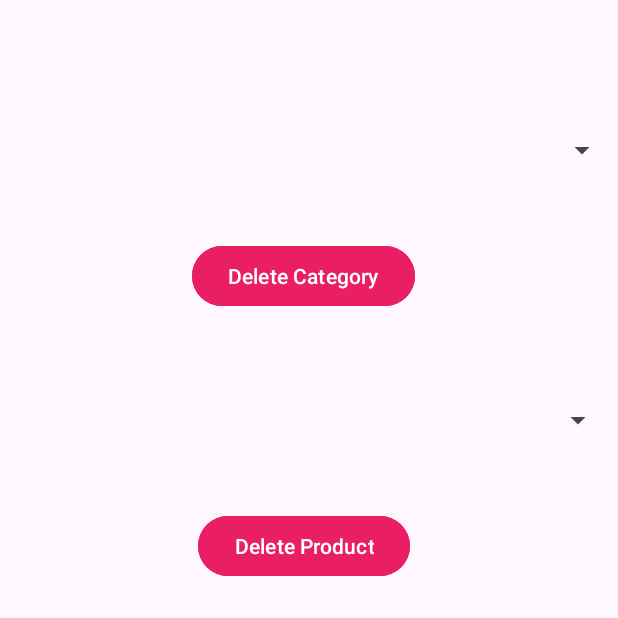
After one commit to ExproVic/ECommerce, an Android app: the DeleteElementsActivity screen opened directly, with no data from a screen before it, on a phone screen of 412 x 824 dp, the top half of it. The commit adds this screen. Run offline under Robolectric (Android 15) with nearby library versions, the phone set to English and light mode, and no system bars; our stand-ins replace Firebase (no records; nobody signed in at launch, a user with empty details on screens opened directly).

Commit message:
add delete categories and products

```diff
--- a/app/src/main/AndroidManifest.xml
+++ b/app/src/main/AndroidManifest.xml
@@ -16,7 +16,7 @@
             android:name=".Category.AddNewCategoryActivity"
             android:exported="false" />
         <activity
-            android:name=".Category.DeleteCategoryActivity"
+            android:name=".Category.DeleteElementsActivity"
             android:exported="false" />
         <activity
             android:name=".Category.ShowCategoryActivity"
--- a/app/src/main/java/com/example/ecommerce/AdminPanelActivity.java
+++ b/app/src/main/java/com/example/ecommerce/AdminPanelActivity.java
@@ -7,7 +7,7 @@ import android.view.View;
 import androidx.appcompat.app.AppCompatActivity;
 
 import com.example.ecommerce.Category.AddNewCategoryActivity;
-import com.example.ecommerce.Category.DeleteCategoryActivity;
+import com.example.ecommerce.Category.DeleteElementsActivity;
 import com.example.ecommerce.Category.ShowCategoryActivity;
 
 public class AdminPanelActivity extends AppCompatActivity {
@@ -27,7 +27,7 @@ public class AdminPanelActivity extends AppCompatActivity {
     }
 
     public void deleteCategory(View view) {
-        startActivity(new Intent(AdminPanelActivity.this, DeleteCategoryActivity.class));
+        startActivity(new Intent(AdminPanelActivity.this, DeleteElementsActivity.class));
     }
     public void addCategory(View view) {
         startActivity(new Intent(AdminPanelActivity.this,AddNewCategoryActivity.class));
--- /dev/null
+++ b/app/src/main/java/com/example/ecommerce/Category/DeleteElementsActivity.java
@@ -0,0 +1,254 @@
+package com.example.ecommerce.Category;
+
+import android.app.AlertDialog;
+import android.app.ProgressDialog;
+import android.content.DialogInterface;
+import android.os.Bundle;
+import android.text.TextUtils;
+import android.view.View;
+import android.widget.AdapterView;
+import android.widget.ArrayAdapter;
+import android.widget.Button;
+import android.widget.Spinner;
+import android.widget.Toast;
+
+import androidx.annotation.NonNull;
+import androidx.appcompat.app.AppCompatActivity;
+
+import com.example.ecommerce.R;
+import com.google.android.gms.tasks.OnCompleteListener;
+import com.google.android.gms.tasks.Task;
+import com.google.firebase.database.DataSnapshot;
+import com.google.firebase.database.DatabaseError;
+import com.google.firebase.database.DatabaseReference;
+import com.google.firebase.database.FirebaseDatabase;
+import com.google.firebase.database.ValueEventListener;
+
+import java.util.ArrayList;
+import java.util.List;
+
+public class DeleteElementsActivity extends AppCompatActivity {
+
+    private Spinner spinnerCategory;
+    private Spinner spinnerProducts;
+    private Button buttonCategory;
+    private Button buttonProducts;
+    private DatabaseReference selectedCategoryRef;
+    private ArrayAdapter<String> categoryAdapter;
+    private ArrayAdapter<String> productAdapter;
+    private DatabaseReference categoriesDatabaseRef;
+
+    private List<String> categories;
+    private List<String> products;
+
+    private DatabaseReference categoriesRef;
+    private DatabaseReference productsRef;  // Вибачте за пропуск
+
+    private ProgressDialog loadingBar;
+
+    @Override
+    protected void onCreate(Bundle savedInstanceState) {
+        super.onCreate(savedInstanceState);
+        setContentView(R.layout.activity_delete_elements);
+
+        // Ініціалізація всіх змінних
+
+        spinnerCategory = findViewById(R.id.spinnerCategory);
+        spinnerProducts = findViewById(R.id.spinnerProducts);
+        buttonCategory = findViewById(R.id.buttonCategory);
+        buttonProducts = findViewById(R.id.buttonProducts);
+
+        // Отримайте посилання на "categories" в базі даних
+        categoriesRef = FirebaseDatabase.getInstance().getReference().child("categories");
+
+        // Ініціалізуйте Spinner для категорій
+        initCategorySpinner();
+
+        // Ініціалізація списку категорій та продуктів
+        categories = new ArrayList<>();
+        products = new ArrayList<>();
+
+        // Ініціалізація адаптерів
+        categoryAdapter = new ArrayAdapter<>(this, android.R.layout.simple_spinner_item, categories);
+        categoryAdapter.setDropDownViewResource(android.R.layout.simple_spinner_dropdown_item);
+        spinnerCategory.setAdapter(categoryAdapter);
+
+        productAdapter = new ArrayAdapter<>(this, android.R.layout.simple_spinner_item, products);
+        productAdapter.setDropDownViewResource(android.R.layout.simple_spinner_dropdown_item);
+        spinnerProducts.setAdapter(productAdapter);
+
+        // Додавання слухача подій для кнопок
+        buttonCategory.setOnClickListener(new View.OnClickListener() {
+            @Override
+            public void onClick(View view) {
+                deleteCategory();
+            }
+        });
+
+        buttonProducts.setOnClickListener(new View.OnClickListener() {
+            @Override
+            public void onClick(View view) {
+                deleteProduct();
+            }
+        });
+    }
+
+    private void initCategorySpinner() {
+        // Додаємо слухача подій для отримання списку категорій
+        categoriesRef.addValueEventListener(new ValueEventListener() {
+            @Override
+            public void onDataChange(@NonNull DataSnapshot dataSnapshot) {
+                // Очистіть попередні дані перед оновленням
+                categories.clear();
+
+                // Ітеруємося по всіх дочірніх вузлах (категоріях)
+                for (DataSnapshot categorySnapshot : dataSnapshot.getChildren()) {
+                    String categoryName = categorySnapshot.getKey();
+                    categories.add(categoryName);
+                }
+
+                // Оновіть адаптер та покажіть обрану категорію
+                categoryAdapter.notifyDataSetChanged();
+                if (categories.size() > 0) {
+                    spinnerCategory.setSelection(0);
+                }
+                spinnerCategory.setOnItemSelectedListener(new AdapterView.OnItemSelectedListener() {
+                    @Override
+                    public void onItemSelected(AdapterView<?> parentView, View selectedItemView, int position, long id) {
+                        // При кожній зміні вибору категорії оновлюйте список продуктів
+                        String selectedCategory = spinnerCategory.getSelectedItem().toString();
+                        updateProductList(selectedCategory);
+                    }
+
+                    @Override
+                    public void onNothingSelected(AdapterView<?> parentView) {
+                        // Нічого не робимо, якщо нічого не вибрано
+                    }
+                });
+            }
+
+            @Override
+            public void onCancelled(@NonNull DatabaseError databaseError) {
+                // Обробляйте помилки, якщо потрібно
+            }
+        });
+    }
+    private void updateProductList(String selectedCategory) {
+        selectedCategoryRef = categoriesRef.child(selectedCategory).child("Products");
+
+        selectedCategoryRef.addValueEventListener(new ValueEventListener() {
+            @Override
+            public void onDataChange(@NonNull DataSnapshot dataSnapshot) {
+                // Очистіть попередні дані перед оновленням
+                products.clear();
+
+                // Ітеруємося по всіх дочірніх вузлах (продуктах)
+                for (DataSnapshot productSnapshot : dataSnapshot.getChildren()) {
+                    String productName = productSnapshot.getKey();
+                    products.add(productName);
+                }
+
+                // Оновіть адаптер та покажіть обраний продукт
+                productAdapter.notifyDataSetChanged();
+                if (products.size() > 0) {
+                    spinnerProducts.setSelection(0);
+                }
+            }
+
+            @Override
+            public void onCancelled(@NonNull DatabaseError databaseError) {
+                // Обробляйте помилки, якщо потрібно
+            }
+        });
+    }
+
+    public void deleteCategory() {
+        // Отримайте обрану категорію
+        Object selectedCategoryObject = spinnerCategory.getSelectedItem();
+
+        // Перевірка, чи вибрана категорія
+        if (selectedCategoryObject == null || TextUtils.isEmpty(selectedCategoryObject.toString())) {
+            Toast.makeText(DeleteElementsActivity.this, "Виберіть категорію для видалення", Toast.LENGTH_SHORT).show();
+            return;
+        }
+
+        final String selectedCategory = selectedCategoryObject.toString();
+
+        // Підтвердження видалення
+        new AlertDialog.Builder(DeleteElementsActivity.this)
+                .setTitle("Видалення категорії")
+                .setMessage("Ви впевнені, що хочете видалити категорію \"" + selectedCategory + "\"?")
+                .setPositiveButton("Так", new DialogInterface.OnClickListener() {
+                    @Override
+                    public void onClick(DialogInterface dialog, int which) {
+                        // Викликається при позитивному відповіді
+                        performCategoryDeletion(selectedCategory);
+                    }
+                })
+                .setNegativeButton("Ні", null)
+                .show();
+    }
+    private void performCategoryDeletion(final String selectedCategory) {
+        // Отримайте посилання на "categories" в базі даних
+        DatabaseReference categoriesRef = FirebaseDatabase.getInstance().getReference().child("categories");
+
+        // Видаліть категорію з бази даних
+        categoriesRef.child(selectedCategory).removeValue().addOnCompleteListener(new OnCompleteListener<Void>() {
+            @Override
+            public void onComplete(@NonNull Task<Void> task) {
+                if (task.isSuccessful()) {
+                    // Видаліть категорію зі списку
+                    categories.remove(selectedCategory);
+                    // Оновіть адаптер
+                    categoryAdapter.notifyDataSetChanged();
+                    Toast.makeText(DeleteElementsActivity.this, "Категорію \"" + selectedCategory + "\" видалено", Toast.LENGTH_SHORT).show();
+                } else {
+                    // Обробіть помилку видалення з бази даних
+                    Toast.makeText(DeleteElementsActivity.this, "Error: " + task.getException().getMessage(), Toast.LENGTH_SHORT).show();
+                }
+            }
+        });
+    }
+
+    public void deleteProduct() {
+        // Отримайте обраний продукт
+        Object selectedProductObject = spinnerProducts.getSelectedItem();
+
+        // Перевірка, чи вибрано продукт
+        if (selectedProductObject == null) {
+            Toast.makeText(DeleteElementsActivity.this, "Виберіть продукт для видалення", Toast.LENGTH_SHORT).show();
+            return;
+        }
+
+        String selectedProduct = selectedProductObject.toString();
+
+        // Отримайте обрану категорію
+        String selectedCategory = spinnerCategory.getSelectedItem().toString();
+
+        // Перевірка, чи вибрані продукт та категорія
+        if (TextUtils.isEmpty(selectedProduct) || TextUtils.isEmpty(selectedCategory)) {
+            Toast.makeText(DeleteElementsActivity.this, "Виберіть категорію та продукт для видалення", Toast.LENGTH_SHORT).show();
+            return;
+        }
+
+        // Отримайте посилання на "categories" в базі даних
+        DatabaseReference categoriesRef = FirebaseDatabase.getInstance().getReference().child("categories");
+
+        // Видаліть продукт з бази даних
+        categoriesRef.child(selectedCategory).child("Products").child(selectedProduct).removeValue().addOnCompleteListener(new OnCompleteListener<Void>() {
+            @Override
+            public void onComplete(@NonNull Task<Void> task) {
+                if (task.isSuccessful()) {
+                    // Видаліть продукт зі списку
+                    products.remove(selectedProduct);
+                    // Оновіть адаптер
+                    productAdapter.notifyDataSetChanged();
+                } else {
+                    // Обробіть помилку видалення з бази даних
+                    Toast.makeText(DeleteElementsActivity.this, "Error: " + task.getException().getMessage(), Toast.LENGTH_SHORT).show();
+                }
+            }
+        });
+    }
+
+}
--- /dev/null
+++ b/app/src/main/res/layout/activity_delete_elements.xml
@@ -0,0 +1,48 @@
+<?xml version="1.0" encoding="utf-8"?>
+<androidx.constraintlayout.widget.ConstraintLayout xmlns:android="http://schemas.android.com/apk/res/android"
+    xmlns:app="http://schemas.android.com/apk/res-auto"
+    xmlns:tools="http://schemas.android.com/tools"
+    android:layout_width="match_parent"
+    android:layout_height="match_parent"
+    tools:context=".Category.DeleteElementsActivity">
+
+    <Spinner
+        android:id="@+id/spinnerCategory"
+        android:layout_width="match_parent"
+        android:layout_height="wrap_content"
+        android:layout_marginTop="88dp"
+        app:layout_constraintStart_toStartOf="parent"
+        app:layout_constraintTop_toTopOf="parent" />
+
+    <Spinner
+        android:id="@+id/spinnerProducts"
+        android:layout_width="409dp"
+        android:layout_height="wrap_content"
+        android:layout_marginTop="156dp"
+        app:layout_constraintStart_toStartOf="parent"
+        app:layout_constraintTop_toBottomOf="@+id/spinnerCategory" />
+
+    <Button
+        android:id="@+id/buttonCategory"
+        android:layout_width="wrap_content"
+        android:layout_height="wrap_content"
+        android:layout_marginStart="128dp"
+        android:layout_marginTop="48dp"
+        android:onClick="deletecategory"
+        android:backgroundTint="@color/red"
+        android:text="Delete Category"
+        app:layout_constraintStart_toStartOf="parent"
+        app:layout_constraintTop_toBottomOf="@+id/spinnerCategory" />
+
+    <Button
+        android:id="@+id/buttonProducts"
+        android:layout_width="wrap_content"
+        android:layout_height="wrap_content"
+        android:layout_marginTop="48dp"
+        android:backgroundTint="@color/red"
+        android:onClick="deleteProduct"
+        android:text="Delete Product"
+        app:layout_constraintEnd_toEndOf="@+id/buttonCategory"
+        app:layout_constraintStart_toStartOf="@+id/buttonCategory"
+        app:layout_constraintTop_toBottomOf="@+id/spinnerProducts" />
+</androidx.constraintlayout.widget.ConstraintLayout>
```
Also changed, not shown: app/src/main/java/com/example/ecommerce/Category/DeleteCategoryActivity.java (deleted, +0 -16 lines), app/src/main/res/layout/activity_admin_panel.xml (+11 -10 lines), app/src/main/res/layout/activity_delete_category.xml (deleted, +0 -9 lines).
